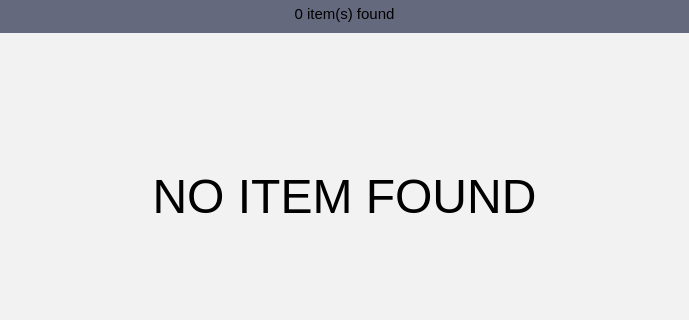
First picture: the form in app/search/search.ui, repository rahmanshaber/corebox, before the edit; both pictures show x 0 to 689 and y 173 to 493 of the 689 by 493 pixel window.
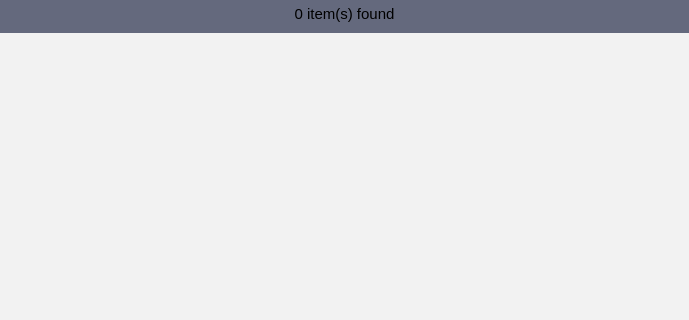
Second picture: the form after the edit. The open tabs and pages were chosen to show the change. Icons and pictures are not drawn.

Patch:
```diff
--- a/app/search/search.ui
+++ b/app/search/search.ui
@@ -774,7 +774,7 @@
           </font>
          </property>
          <property name="text">
-          <string>NO ITEM FOUND</string>
+          <string/>
          </property>
          <property name="alignment">
           <set>Qt::AlignCenter</set>
```
Left out of the diff: 4 changed lines with no effect on the pictures.
